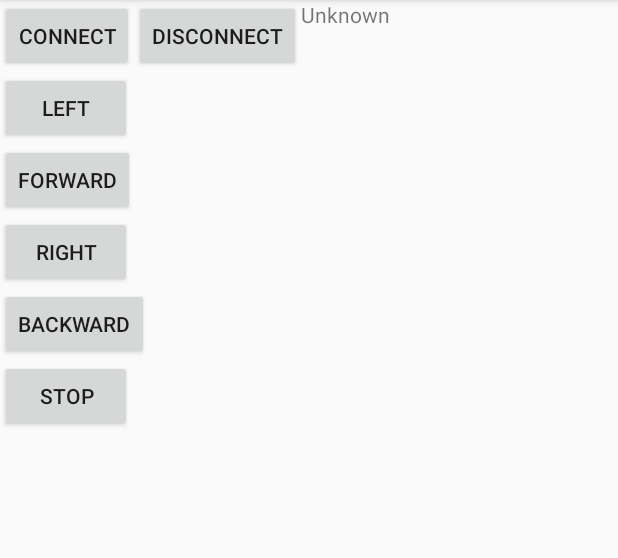
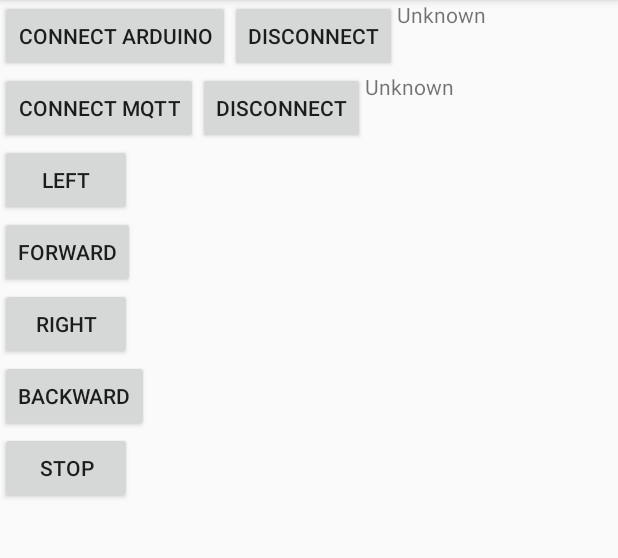
Before and after one commit to wferreira/agencyrobot-android, an Android app: the screen it shows after launch (MainActivity), on a phone screen of 412 x 824 dp, the part 84-642 px from its top. Run offline under Robolectric (Android 15) with nearby library versions, the phone set to English and light mode, and no system bars; our stand-ins replace ButterKnife; libraries missing offline, so code that uses them is left out: com.hoho.android, org.eclipse.paho; 2 statements that could not run were skipped.

Commit message:
connect to mqtt broker

```diff
--- a/app/build.gradle
+++ b/app/build.gradle
@@ -40,4 +40,8 @@ dependencies {
     annotationProcessor 'com.jakewharton:butterknife-compiler:10.2.1'
 
     implementation 'com.github.mik3y:usb-serial-for-android:v2.2.2'
+
+    implementation 'org.eclipse.paho:org.eclipse.paho.client.mqttv3:1.1.0'
+    implementation 'org.eclipse.paho:org.eclipse.paho.android.service:1.1.1'
+    implementation 'com.android.support:localbroadcastmanager:28.0.0'
 }
--- a/app/src/main/AndroidManifest.xml
+++ b/app/src/main/AndroidManifest.xml
@@ -16,6 +16,12 @@
                 <category android:name="android.intent.category.LAUNCHER" />
             </intent-filter>
         </activity>
+
+        <service android:name="org.eclipse.paho.android.service.MqttService"></service>
     </application>
 
+    <uses-permission android:name="android.permission.WAKE_LOCK"></uses-permission>
+    <uses-permission android:name="android.permission.INTERNET"></uses-permission>
+    <uses-permission android:name="android.permission.ACCESS_NETWORK_STATE"></uses-permission>
+    <uses-permission android:name="android.permission.READ_PHONE_STATE"></uses-permission>
 </manifest>
--- a/app/src/main/java/fr/intact/agencyrobot/MainActivity.java
+++ b/app/src/main/java/fr/intact/agencyrobot/MainActivity.java
@@ -6,18 +6,24 @@ import android.os.Bundle;
 import android.widget.TextView;
 import android.widget.Toast;
 
+import org.eclipse.paho.client.mqttv3.IMqttActionListener;
+import org.eclipse.paho.client.mqttv3.IMqttToken;
+import org.eclipse.paho.client.mqttv3.MqttException;
+
 import java.io.IOException;
 
 import butterknife.BindView;
 import butterknife.ButterKnife;
 import butterknife.OnClick;
+import fr.intact.agencyrobot.service.MqttListenerService;
 import fr.intact.agencyrobot.service.SerialService;
 
 public class MainActivity extends AppCompatActivity {
 
     private SerialService serialService;
+    private MqttListenerService mqttListenerService;
 
-    @BindView(R.id.connection_status) TextView connectionStatus;
+    @BindView(R.id.connection_arduino_status) TextView connectionStatus;
 
     @Override
     protected void onCreate(Bundle savedInstanceState) {
@@ -25,11 +31,12 @@ public class MainActivity extends AppCompatActivity {
         setContentView(R.layout.activity_main);
 
         serialService = new SerialService(this);
+        mqttListenerService = new MqttListenerService(this.getApplicationContext());
 
         ButterKnife.bind(this);
     }
 
-    @OnClick(R.id.connect) void connectSerial()  {
+    @OnClick(R.id.connect_arduino) void connectSerial()  {
         try {
             if (serialService.connect()){
                 connectionStatus.setText("Connected");
@@ -41,7 +48,7 @@ public class MainActivity extends AppCompatActivity {
         }
     }
 
-    @OnClick(R.id.disconnect) void disconnectSerial()  {
+    @OnClick(R.id.disconnect_arduino) void disconnectSerial()  {
         try {
             serialService.disconnect();
             connectionStatus.setText("Disconnected");
@@ -94,4 +101,38 @@ public class MainActivity extends AppCompatActivity {
             e.printStackTrace();
         }
     }
+
+    @OnClick(R.id.connect_mqtt) void connectMqtt()  {
+        try {
+            IMqttToken iMqttToken = mqttListenerService.connect();
+            iMqttToken.setActionCallback(new IMqttActionListener(){
+
+                @Override
+                public void onSuccess(IMqttToken asyncActionToken) {
+                    System.out.println("Mqtt connect success");
+                    try {
+                        mqttListenerService.subscribe();
+                    } catch (MqttException e) {
+                        e.printStackTrace();
+                    }
+                }
+
+                @Override
+                public void onFailure(IMqttToken asyncActionToken, Throwable exception) {
+                    System.out.println("Mqtt connect failure");
+                    exception.printStackTrace();
+                }
+            });
+        } catch (MqttException e) {
+            e.printStackTrace();
+        }
+    }
+
+    @OnClick(R.id.disconnect_mqtt) void disconnectMqtt()  {
+        try {
+            mqttListenerService.disconnect();
+        } catch (MqttException e) {
+            e.printStackTrace();
+        }
+    }
 }
--- /dev/null
+++ b/app/src/main/java/fr/intact/agencyrobot/service/MqttListenerService.java
@@ -0,0 +1,51 @@
+package fr.intact.agencyrobot.service;
+
+import android.content.Context;
+
+import org.eclipse.paho.android.service.MqttAndroidClient;
+import org.eclipse.paho.client.mqttv3.IMqttActionListener;
+import org.eclipse.paho.client.mqttv3.IMqttToken;
+import org.eclipse.paho.client.mqttv3.MqttClient;
+import org.eclipse.paho.client.mqttv3.MqttConnectOptions;
+import org.eclipse.paho.client.mqttv3.MqttException;
+
+public class MqttListenerService {
+
+    private static final String CLOUDMQTT_URL = "";
+    private static final String CLOUDMQTT_TOPIC = "";
+    private static final String CLOUDMQTT_USER = "";
+    private static final String CLOUDMQTT_PWD = "";
+
+    private MqttAndroidClient client;
+
+    public MqttListenerService(Context applicationContext){
+        String clientId = MqttClient.generateClientId();
+        client = new MqttAndroidClient(applicationContext, CLOUDMQTT_URL, clientId);
+    }
+
+    public IMqttToken connect() throws MqttException {
+        MqttConnectOptions options = new MqttConnectOptions();
+        options.setUserName(CLOUDMQTT_USER);
+        options.setPassword(CLOUDMQTT_PWD.toCharArray());
+
+        return client.connect(options);
+    }
+
+    public void disconnect() throws MqttException {
+        client.disconnect().setActionCallback(new IMqttActionListener() {
+            @Override
+            public void onSuccess(IMqttToken asyncActionToken) {
+                System.out.println("Mqtt disconnect success");
+            }
+
+            @Override
+            public void onFailure(IMqttToken asyncActionToken, Throwable exception) {
+                System.out.println("Mqtt disconnect failure");
+            }
+        });
+    }
+
+    public void subscribe() throws MqttException {
+        IMqttToken subToken = client.subscribe(CLOUDMQTT_TOPIC, 1, (topic, message) -> System.out.println("MESSAGE RECEIVED : "+message.toString()));
+    }
+}
--- a/app/src/main/res/layout/activity_main.xml
+++ b/app/src/main/res/layout/activity_main.xml
@@ -7,28 +7,52 @@
     tools:context=".MainActivity">
 
     <Button
-        android:id="@+id/connect"
+        android:id="@+id/connect_arduino"
         android:layout_width="wrap_content"
         android:layout_height="wrap_content"
-        android:text="Connect"
+        android:text="Connect Arduino"
         app:layout_constraintLeft_toLeftOf="parent"
         app:layout_constraintTop_toTopOf="parent" />
 
     <Button
-        android:id="@+id/disconnect"
+        android:id="@+id/disconnect_arduino"
         android:layout_width="wrap_content"
         android:layout_height="wrap_content"
         android:text="Disconnect"
-        app:layout_constraintLeft_toRightOf="@id/connect"
+        app:layout_constraintLeft_toRightOf="@id/connect_arduino"
         app:layout_constraintTop_toTopOf="parent" />
 
     <TextView
-        android:id="@+id/connection_status"
+        android:id="@+id/connection_arduino_status"
         android:layout_width="wrap_content"
         android:layout_height="wrap_content"
         android:text="Unknown"
-        app:layout_constraintLeft_toRightOf="@id/disconnect"
+        app:layout_constraintLeft_toRightOf="@id/disconnect_arduino"
         app:layout_constraintTop_toTopOf="parent"></TextView>
+
+    <Button
+        android:id="@+id/connect_mqtt"
+        android:layout_width="wrap_content"
+        android:layout_height="wrap_content"
+        android:text="Connect MQTT"
+        app:layout_constraintLeft_toLeftOf="parent"
+        app:layout_constraintTop_toBottomOf="@id/connect_arduino"  />
+
+    <Button
+        android:id="@+id/disconnect_mqtt"
+        android:layout_width="wrap_content"
+        android:layout_height="wrap_content"
+        android:text="Disconnect"
+        app:layout_constraintLeft_toRightOf="@id/connect_mqtt"
+        app:layout_constraintTop_toBottomOf="@id/connect_arduino"  />
+
+    <TextView
+        android:id="@+id/connection_mqtt_status"
+        android:layout_width="wrap_content"
+        android:layout_height="wrap_content"
+        android:text="Unknown"
+        app:layout_constraintLeft_toRightOf="@id/disconnect_mqtt"
+        app:layout_constraintTop_toBottomOf="@id/connect_arduino"></TextView>
 
 
     <Button
@@ -37,7 +61,7 @@
         android:layout_height="wrap_content"
         android:text="Left"
         app:layout_constraintLeft_toLeftOf="parent"
-        app:layout_constraintTop_toBottomOf="@id/connect" />
+        app:layout_constraintTop_toBottomOf="@id/connect_mqtt" />
 
     <Button
         android:id="@+id/top_arrow"
--- a/build.gradle
+++ b/build.gradle
@@ -21,7 +21,7 @@ allprojects {
         google()
         jcenter()
         maven { url 'https://jitpack.io' }
-
+        maven { url 'https://repo.eclipse.org/content/repositories/paho-snapshots/' }
     }
 }
 
```
